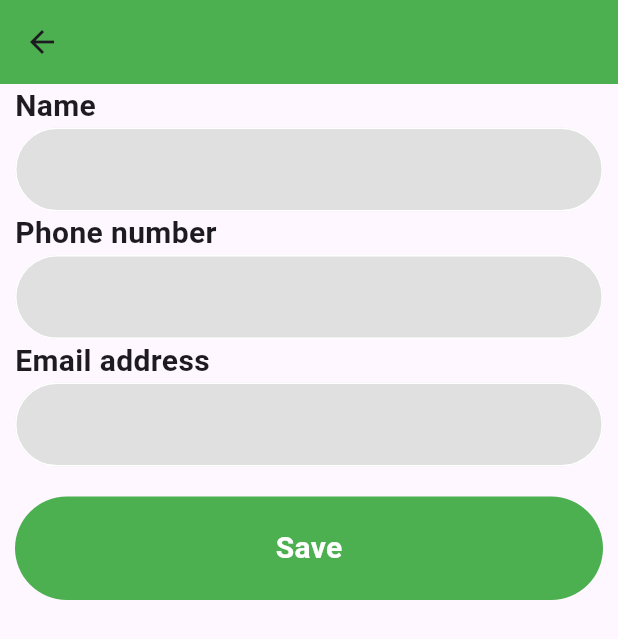
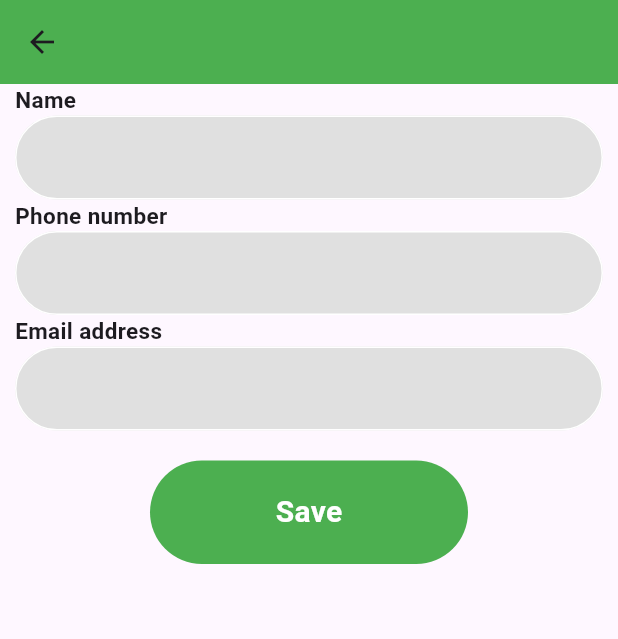
Before and after one commit to hosobaomat/ITSS, a Flutter app: the ProfilePage screen opened directly, on a phone screen of 412 x 824 dp. Shown: the top 639 px of the screen. Run offline on Flutter 3.47's test engine with Material 3 defaults, Android fonts, the light colour scheme and no system bars.

Commit message:
mini update

```diff
--- a/Login Menu/login_menu/lib/pages/profile_page.dart
+++ b/Login Menu/login_menu/lib/pages/profile_page.dart
@@ -2,6 +2,21 @@ import 'package:flutter/material.dart';
 
 class ProfilePage extends StatelessWidget {
   const ProfilePage({super.key});
+  InputDecoration customInputdecoration() {
+    return InputDecoration(
+        filled: true,
+        fillColor: Colors.grey[300],
+        enabledBorder: OutlineInputBorder(
+          borderRadius: BorderRadius.circular(35),
+          borderSide: const BorderSide(color: Colors.white),
+        ),
+        focusedBorder: OutlineInputBorder(
+          borderRadius: BorderRadius.circular(35),
+          borderSide: BorderSide(color: Colors.white),
+        )
+        );
+
+  }
 
   @override
   Widget build(BuildContext context) {
@@ -16,63 +31,39 @@ class ProfilePage extends StatelessWidget {
             padding: const EdgeInsets.symmetric(horizontal: 10),
             child: Text(
               'Name',
-              style: TextStyle(fontWeight: FontWeight.bold, fontSize: 20),
+              style: TextStyle(fontWeight: FontWeight.bold, fontSize: 15),
             ),
           ),
           Padding(
             padding: const EdgeInsets.symmetric(horizontal: 10),
             child: TextField(
-              obscureText: true,
-              decoration: InputDecoration(
-                filled: true,
-                fillColor: Colors.grey[300],
-                enabledBorder: OutlineInputBorder(
-                  borderRadius: BorderRadius.circular(50),
-                  borderSide: const BorderSide(color: Colors.white),
-                ),
-              ),
+              decoration: customInputdecoration(),
             ),
           ),
           Padding(
             padding: const EdgeInsets.symmetric(horizontal: 10),
             child: Text(
               'Phone number',
-              style: TextStyle(fontWeight: FontWeight.bold, fontSize: 20),
+              style: TextStyle(fontWeight: FontWeight.bold, fontSize: 15),
             ),
           ),
           Padding(
             padding: const EdgeInsets.symmetric(horizontal: 10),
             child: TextField(
-              obscureText: true,
-              decoration: InputDecoration(
-                filled: true,
-                fillColor: Colors.grey[300],
-                enabledBorder: OutlineInputBorder(
-                  borderRadius: BorderRadius.circular(50),
-                  borderSide: const BorderSide(color: Colors.white),
-                ),
-              ),
+              decoration: customInputdecoration(),
             ),
           ),
           Padding(
             padding: const EdgeInsets.symmetric(horizontal: 10),
             child: Text(
               'Email address',
-              style: TextStyle(fontWeight: FontWeight.bold, fontSize: 20),
+              style: TextStyle(fontWeight: FontWeight.bold, fontSize: 15),
             ),
           ),
           Padding(
             padding: const EdgeInsets.symmetric(horizontal: 10),
             child: TextField(
-              obscureText: true,
-              decoration: InputDecoration(
-                filled: true,
-                fillColor: Colors.grey[300],
-                enabledBorder: OutlineInputBorder(
-                  borderRadius: BorderRadius.circular(50),
-                  borderSide: const BorderSide(color: Colors.white),
-                ),
-              ),
+              decoration: customInputdecoration(),
             ),
           ),
           SizedBox(height: 20),
@@ -80,7 +71,7 @@ class ProfilePage extends StatelessWidget {
             onTap: () {},
             child: Container(
               padding: const EdgeInsets.symmetric(horizontal: 20, vertical: 20),
-              margin: EdgeInsets.symmetric(horizontal: 10),
+              margin: EdgeInsets.symmetric(horizontal: 100),
               decoration: BoxDecoration(
                 color: Colors.green,
                 borderRadius: BorderRadius.circular(50),
--- a/Login Menu/login_menu/lib/service/auth_service.dart
+++ b/Login Menu/login_menu/lib/service/auth_service.dart
@@ -3,7 +3,7 @@ import 'package:http/http.dart' as http;
 
 class AuthService {
   static const String apiUrl =
-      "http://192.168.0.104:5000"; // Đổi IP backend của bạn
+      "http://192.168.100.7:5000"; // Đổi IP backend của bạn
 
   Future<bool> login(String username, String password) async {
     try {
--- a/Login Menu/login_menu/lib/tabs/shop_tab.dart
+++ b/Login Menu/login_menu/lib/tabs/shop_tab.dart
@@ -40,17 +40,19 @@ class ShopTab extends StatelessWidget {
                 borderRadius: BorderRadius.circular(12),
                 color: Colors.yellow[200],
                 image: const DecorationImage(
-                  image: AssetImage('assets/banner.jpg'), // Add banner image
+                  image: AssetImage('lib/images/meme.jpg'), // Add banner image
                   fit: BoxFit.cover,
+                  alignment: Alignment(0.0,-0.6),
                 ),
               ),
               child: const Center(
                 child: Text(
-                  'Furry Side Up\nExplore now',
+                  'Mặt hàng nổi bật \n Khám phá gay',
                   textAlign: TextAlign.center,
                   style: TextStyle(
                     fontSize: 18,
                     fontWeight: FontWeight.bold,
+                    color: Colors.white
                   ),
                 ),
               ),
```
Also changed, not shown: Login Menu/login_menu/lib/images/meme.jpg (added).
